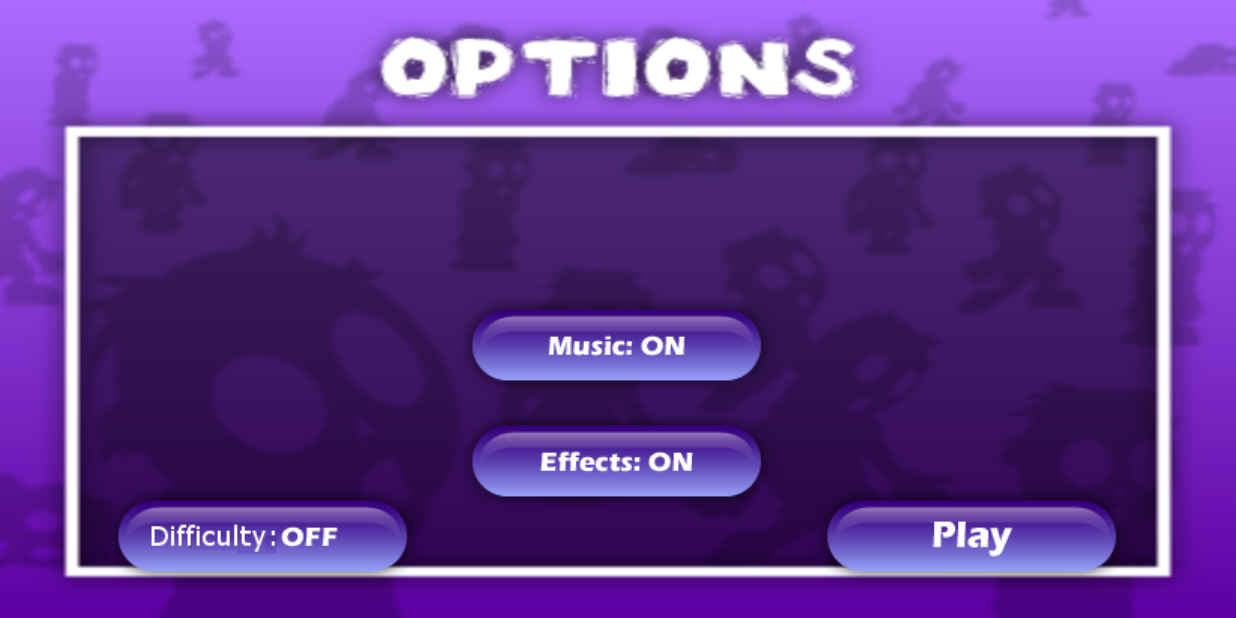
After one commit to Corobo/Plataformas, an Android app: the OpcionesActivity screen opened directly, with no data from a screen before it, on a phone screen of 824 x 412 dp (held sideways). The commit adds this screen. Run offline under Robolectric (Android 15) with nearby library versions, the phone set to English and light mode, and no system bars.

Commit message:
Ampliacion propia realizada quedan

```diff
--- a/app/src/main/java/com/plataformas/GameView.java
+++ b/app/src/main/java/com/plataformas/GameView.java
@@ -2,6 +2,7 @@ package com.plataformas;
 
 import android.content.Context;
 import android.graphics.Canvas;
+import android.graphics.Path;
 import android.util.Log;
 import android.view.KeyEvent;
 import android.view.MotionEvent;
@@ -9,6 +10,7 @@ import android.view.SurfaceHolder;
 import android.view.SurfaceView;
 
 import com.plataformas.gestores.GestorAudio;
+import com.plataformas.gestores.Opciones;
 import com.plataformas.modelos.escenarios.Nivel;
 import com.plataformas.modelos.controles.BotonDisparar;
 import com.plataformas.modelos.controles.BotonSaltar;
@@ -187,6 +189,8 @@ public class GameView extends SurfaceView implements SurfaceHolder.Callback  {
         botonDisparar = new BotonDisparar(context);
         nivel = new Nivel(context,numeroNivel);
         nivel.gameView = this;
+        if(!Opciones.musica)
+            gestorAudio.pararMusicaAmbiente();
     }
 
     public void inicializarGestorAudio(Context context) {
--- a/app/src/main/java/com/plataformas/MainActivity.java
+++ b/app/src/main/java/com/plataformas/MainActivity.java
@@ -1,6 +1,7 @@
 package com.plataformas;
 
 import android.app.Activity;
+import android.content.Intent;
 import android.os.Bundle;
 import android.util.DisplayMetrics;
 import android.view.Window;
--- /dev/null
+++ b/app/src/main/java/com/plataformas/OpcionesActivity.java
@@ -0,0 +1,78 @@
+package com.plataformas;
+
+import android.app.Activity;
+import android.content.Intent;
+import android.graphics.Path;
+import android.media.AudioManager;
+import android.provider.ContactsContract;
+import android.support.v7.app.AppCompatActivity;
+import android.os.Bundle;
+import android.view.View;
+import android.view.Window;
+import android.view.WindowManager;
+import android.widget.ImageButton;
+
+import com.plataformas.gestores.Opciones;
+
+public class OpcionesActivity extends Activity implements View.OnClickListener {
+
+    ImageButton dificultad;
+    ImageButton musica;
+    ImageButton efectos;
+    ImageButton empezar;
+
+    @Override
+    protected void onCreate(Bundle savedInstanceState) {
+        super.onCreate(savedInstanceState);
+        // Establecer el control de sonido multimedia como predefinido
+        this.setVolumeControlStream(AudioManager.STREAM_MUSIC);
+
+        // Pantalla completa, sin titulo
+        requestWindowFeature(Window.FEATURE_NO_TITLE);
+        getWindow().setFlags(WindowManager.LayoutParams.FLAG_FULLSCREEN,
+                WindowManager.LayoutParams.FLAG_FULLSCREEN);
+        setContentView(R.layout.activity_opciones);
+
+        dificultad = (ImageButton) findViewById(R.id.dificultad);
+        musica = (ImageButton) findViewById(R.id.musica);
+        efectos = (ImageButton) findViewById(R.id.efectos);
+        empezar = (ImageButton) findViewById(R.id.empezar);
+        dificultad.setOnClickListener(this);
+        musica.setOnClickListener(this);
+        efectos.setOnClickListener(this);
+        empezar.setOnClickListener(this);
+
+    }
+
+
+    @Override
+    public void onClick(View v) {
+        if(v==empezar){
+            Intent actividadJuego = new Intent(OpcionesActivity.this,
+                    MainActivity.class);
+            startActivity(actividadJuego);
+            finish();
+        }
+        if(v==dificultad) {
+            Opciones.dificultad =  Opciones.dificultad? false:true;
+            if( Opciones.dificultad)
+                dificultad.setBackgroundResource(R.drawable.dificultad_on);
+            else
+                dificultad.setBackgroundResource(R.drawable.dificultad_off);
+        }
+        if(v==musica){
+            Opciones.musica = Opciones.musica? false:true;
+            if(Opciones.musica)
+                musica.setBackgroundResource(R.drawable.boton_music_on);
+            else
+                musica.setBackgroundResource(R.drawable.boton_music_off);
+        }
+        if(v==efectos){
+            Opciones.efectos = Opciones.efectos ?false:true;
+            if(Opciones.efectos)
+                efectos.setBackgroundResource(R.drawable.boton_effects_on);
+            else
+                efectos.setBackgroundResource(R.drawable.boton_effects_off);
+        }
+    }
+}
--- /dev/null
+++ b/app/src/main/res/layout/activity_opciones.xml
@@ -0,0 +1,55 @@
+<?xml version="1.0" encoding="utf-8"?>
+<RelativeLayout xmlns:android="http://schemas.android.com/apk/res/android"
+    xmlns:app="http://schemas.android.com/apk/res-auto"
+    xmlns:tools="http://schemas.android.com/tools"
+    android:id="@+id/activity_seleccion_modo"
+    android:layout_width="match_parent"
+    android:layout_height="match_parent"
+    android:paddingBottom="@dimen/activity_vertical_margin"
+    android:paddingLeft="@dimen/activity_horizontal_margin"
+    android:paddingRight="@dimen/activity_horizontal_margin"
+    android:paddingTop="@dimen/activity_vertical_margin"
+    tools:context="com.plataformas.SeleccionModo"
+    android:background="@drawable/fondo_opciones">
+
+    <ImageButton
+        android:layout_width="wrap_content"
+        android:layout_height="wrap_content"
+        app:srcCompat="@drawable/boton_play"
+        android:id="@+id/empezar"
+        android:background="@drawable/boton_play"
+        android:layout_alignParentBottom="true"
+        android:layout_alignParentRight="true"
+        android:layout_alignParentEnd="true" />
+
+    <ImageButton
+        android:layout_width="wrap_content"
+        android:layout_height="wrap_content"
+        app:srcCompat="@drawable/dificultad_off"
+        android:id="@+id/dificultad"
+        android:background="@drawable/dificultad_off"
+        android:layout_alignParentBottom="true"
+        android:layout_alignParentLeft="true"
+        android:layout_alignParentStart="true" />
+
+    <ImageButton
+        android:layout_width="wrap_content"
+        android:layout_height="wrap_content"
+        app:srcCompat="@drawable/boton_effects_on"
+        android:id="@+id/efectos"
+        android:background="@drawable/boton_effects_on"
+        android:layout_alignParentBottom="true"
+        android:layout_centerHorizontal="true"
+        android:layout_marginBottom="50dp" />
+
+    <ImageButton
+        android:layout_width="wrap_content"
+        android:layout_height="wrap_content"
+        app:srcCompat="@drawable/boton_music_on"
+        android:id="@+id/musica"
+        android:background="@drawable/boton_music_on"
+        android:layout_above="@+id/efectos"
+        android:layout_alignLeft="@+id/efectos"
+        android:layout_alignStart="@+id/efectos" />
+
+</RelativeLayout>
```
Also changed, not shown: app/src/main/AndroidManifest.xml (+8 -4 lines), app/src/main/java/com/plataformas/SeleccionModo.java (+1 -11 lines), app/src/main/java/com/plataformas/gestores/Opciones.java (added, +13 -0 lines), app/src/main/java/com/plataformas/modelos/escenarios/Nivel.java (+15 -6 lines), app/src/main/java/com/plataformas/modelos/personajes/jugadores/Jugador.java (+8 -3 lines), app/src/main/res/layout/activity_seleccion_modo.xml (+0 -10 lines), app/src/main/res/drawable/boton_effects_off.png (added), app/src/main/res/drawable/boton_effects_on.png (added), app/src/main/res/drawable/boton_music_off.png (added), app/src/main/res/drawable/boton_music_on.png (added), app/src/main/res/drawable/dificultad_off.png (added), app/src/main/res/drawable/dificultad_on.png (added), 1 other file.
